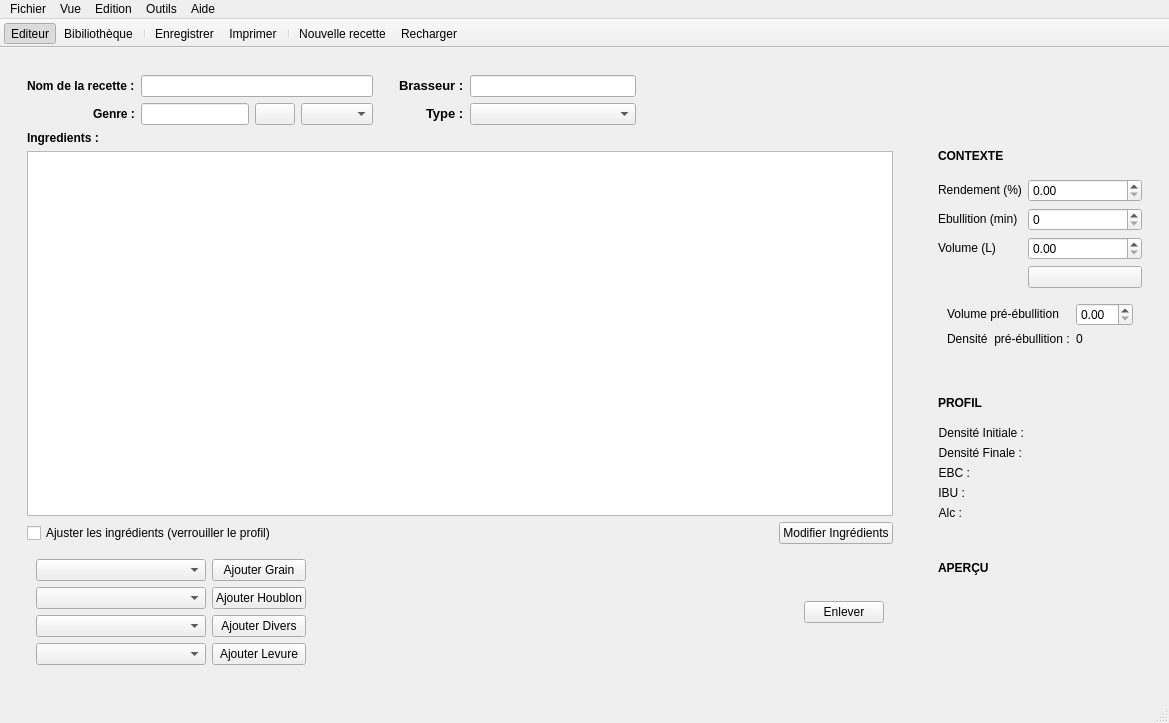
First picture: the form in reader.ui, repository 314r/joliebulle, before the edit.
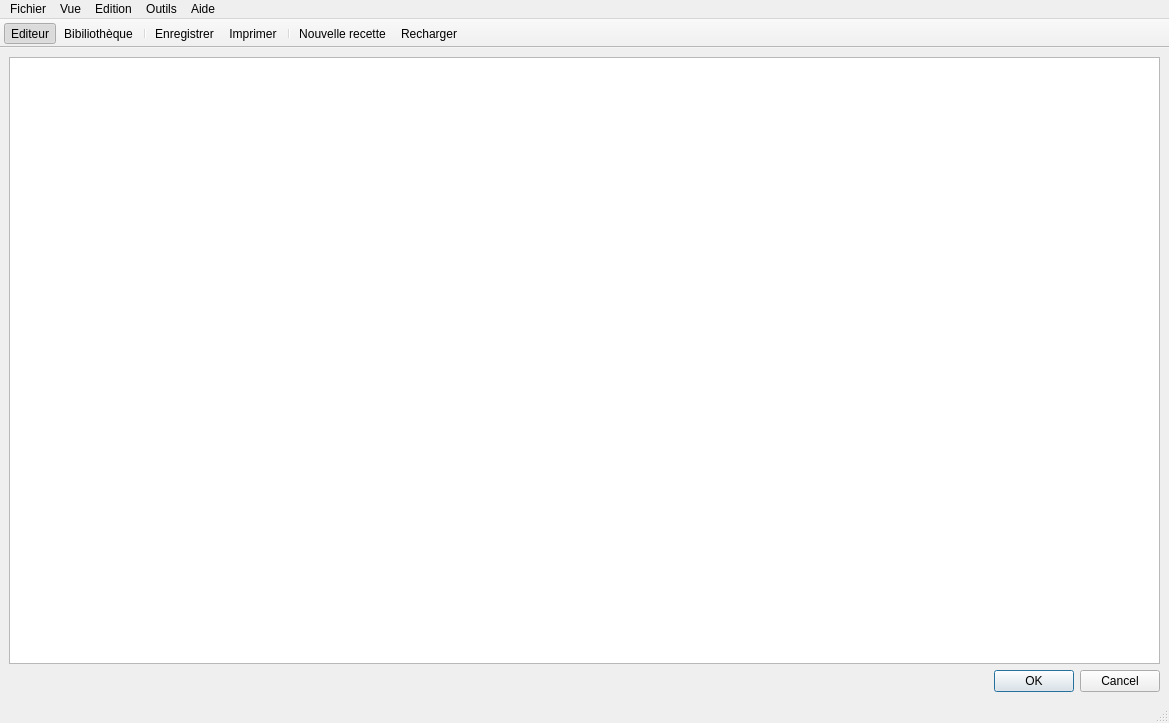
Second picture: the form after the edit. The open tabs and pages were chosen to show the change. Icons and pictures are not drawn.

Commit message: prise en charge des notes de recette

The edit to the form file:
```diff
--- a/reader.ui
+++ b/reader.ui
@@ -781,6 +781,26 @@
         </item>
        </layout>
       </widget>
+      <widget class="QWidget" name="page_3">
+       <layout class="QGridLayout" name="gridLayout_5">
+        <property name="margin">
+         <number>0</number>
+        </property>
+        <property name="spacing">
+         <number>6</number>
+        </property>
+        <item row="0" column="0">
+         <widget class="QTextEdit" name="textEditRecipeNotes"/>
+        </item>
+        <item row="1" column="0">
+         <widget class="QDialogButtonBox" name="buttonBoxRecipeNotes">
+          <property name="standardButtons">
+           <set>QDialogButtonBox::Cancel|QDialogButtonBox::Ok</set>
+          </property>
+         </widget>
+        </item>
+       </layout>
+      </widget>
      </widget>
     </item>
    </layout>
```
Left out of the diff: 7 changed lines with no effect on the pictures. The commit also changes 4 other files.
